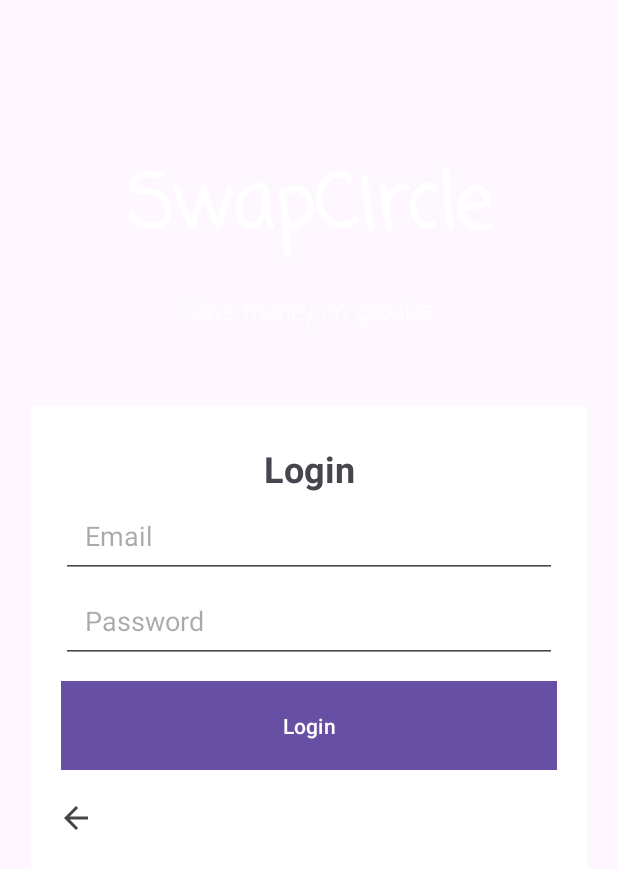
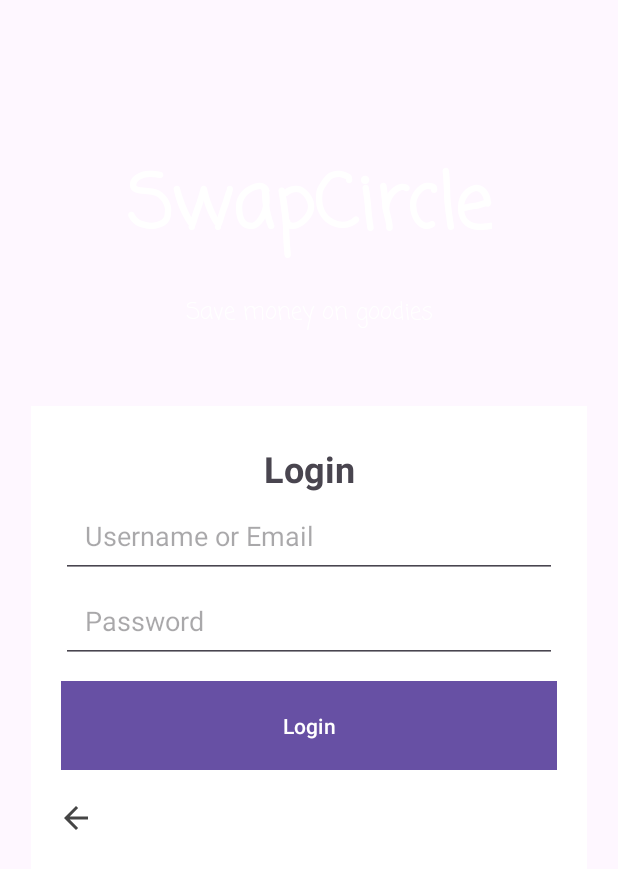
Before and after one commit to BillRenCN/407-Project, an Android app: the screen it shows after launch (MainActivity), after a tap on "Login", on a phone screen of 412 x 824 dp. Shown: the top 869 px of the screen. Run offline under Robolectric (Android 15) with nearby library versions, the phone set to English and light mode, and no system bars; our stand-ins replace Room's generated code.

Commit message:
login works now

```diff
--- a/app/src/main/java/com/cs407/project/LoginFragment.kt
+++ b/app/src/main/java/com/cs407/project/LoginFragment.kt
@@ -6,7 +6,13 @@ import android.view.LayoutInflater
 import android.view.View
 import android.view.ViewGroup
 import android.widget.Button
+import android.widget.EditText
 import android.widget.ImageButton
+import android.widget.Toast
+import androidx.lifecycle.lifecycleScope
+import com.cs407.project.data.UsersDatabase
+import kotlinx.coroutines.launch
+import java.security.MessageDigest
 
 // TODO: Rename parameter arguments, choose names that match
 // the fragment initialization parameters, e.g. ARG_ITEM_NUMBER
@@ -20,22 +26,20 @@ private const val ARG_PARAM2 = "param2"
  */
 class LoginFragment : Fragment() {
     // TODO: Rename and change types of parameters
-    private var param1: String? = null
-    private var param2: String? = null
-
-    override fun onCreate(savedInstanceState: Bundle?) {
-        super.onCreate(savedInstanceState)
-        arguments?.let {
-            param1 = it.getString(ARG_PARAM1)
-            param2 = it.getString(ARG_PARAM2)
-        }
-    }
+    private lateinit var usernameEditText: EditText
+    private lateinit var passwordEditText: EditText
+    private lateinit var loginButton: Button
+    private lateinit var userDB: UsersDatabase
 
     override fun onCreateView(
         inflater: LayoutInflater, container: ViewGroup?,
         savedInstanceState: Bundle?
     ): View? {
         val view=inflater.inflate(R.layout.fragment_login, container, false)
+        userDB = UsersDatabase.getDatabase(requireContext())
+        usernameEditText=view.findViewById(R.id.emailEditText)
+        passwordEditText=view.findViewById(R.id.passwordEditText)
+        loginButton=view.findViewById(R.id.userLoginButton)
         val backButton=view.findViewById<ImageButton>(R.id.backArrowButton)
         backButton.setOnClickListener{
             activity?.supportFragmentManager?.beginTransaction()
@@ -45,6 +49,52 @@ class LoginFragment : Fragment() {
                 ?.commit()
         }
         return view
+    }
+
+    override fun onViewCreated(view: View, savedInstanceState: Bundle?){
+        loginButton.setOnClickListener{
+            val username = usernameEditText.text.toString()
+            val password = passwordEditText.text.toString()
+            if (username.isEmpty() || password.isEmpty()) {
+                Toast.makeText(requireContext(), "One or more fields cannot be empty!", Toast.LENGTH_SHORT).show()
+                return@setOnClickListener
+            }
+            lifecycleScope.launch{
+                //userExist and emailExist cannot both be true
+                val userExist=userDB.userDao().userExistsByUsername(username)
+                val emailExist=userDB.userDao().userExistsByEmail(username)
+                if (!userExist && !emailExist){
+                    Toast.makeText(requireContext(), "User does not exist!", Toast.LENGTH_SHORT).show()
+                    return@launch
+                }
+                if (userExist){
+                    val realPassword=userDB.userDao().getPasswordByUsername(username)
+                    if (hash(password)==realPassword){
+                        Toast.makeText(requireContext(), "Login Success!", Toast.LENGTH_SHORT).show()
+                        //Todo: change wireframe to main home page
+                    }
+                    else{
+                        Toast.makeText(requireContext(), "Password incorrect!", Toast.LENGTH_SHORT).show()
+                    }
+                }
+
+                if (emailExist){
+                    val realPassword=userDB.userDao().getPasswordByEmail(username)
+                    if (hash(password)==realPassword){
+                        Toast.makeText(requireContext(), "Login Success!", Toast.LENGTH_SHORT).show()
+                        //Todo: change wireframe to main home page
+                    }
+                    else{
+                        Toast.makeText(requireContext(), "Password incorrect!", Toast.LENGTH_SHORT).show()
+                    }
+                }
+            }
+        }
+    }
+
+    private fun hash(input: String): String {
+        return MessageDigest.getInstance("SHA-256").digest(input.toByteArray())
+            .fold("") { str, it -> str + "%02x".format(it) }
     }
 
     companion object {
--- a/app/src/main/java/com/cs407/project/RegisterFragment.kt
+++ b/app/src/main/java/com/cs407/project/RegisterFragment.kt
@@ -38,7 +38,6 @@ class RegisterFragment : Fragment() {
     private lateinit var passwordEditText2: EditText
     private lateinit var emailEditText: EditText
     private lateinit var loginButton: Button
-    private lateinit var userPasswdKV: SharedPreferences
     private lateinit var userDB: UsersDatabase
 
 
@@ -90,7 +89,7 @@ class RegisterFragment : Fragment() {
             }
         }
     }
-    private suspend fun getUserPasswd(){}
+
 
     private fun hash(input: String): String {
         return MessageDigest.getInstance("SHA-256").digest(input.toByteArray())
--- a/app/src/main/java/com/cs407/project/data/UserDAO.kt
+++ b/app/src/main/java/com/cs407/project/data/UserDAO.kt
@@ -29,4 +29,10 @@ interface UserDao {
     @Query("SELECT EXISTS(SELECT 1 FROM users WHERE email = :email LIMIT 1)")
     suspend fun userExistsByEmail(email: String): Boolean
 
+    @Query("SELECT password FROM users WHERE email = :email LIMIT 1")
+    suspend fun getPasswordByEmail(email: String): String?
+
+    @Query("SELECT password FROM users WHERE username = :username LIMIT 1")
+    suspend fun getPasswordByUsername(username: String): String?
+
 }
--- a/app/src/main/res/layout/fragment_login.xml
+++ b/app/src/main/res/layout/fragment_login.xml
@@ -26,7 +26,7 @@
         android:layout_width="0dp"
         android:layout_height="wrap_content"
         android:layout_marginHorizontal="20dp"
-        android:hint="Email"
+        android:hint="Username or Email"
         android:inputType="textEmailAddress"
         android:padding="16dp"
         app:layout_constraintEnd_toEndOf="parent"
```
